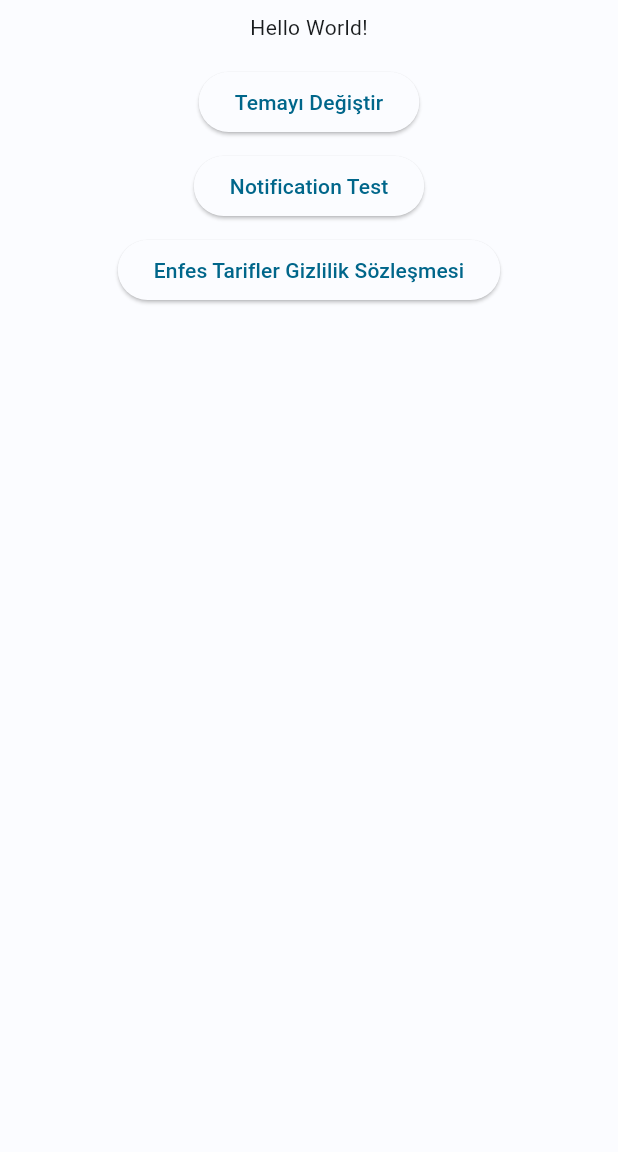
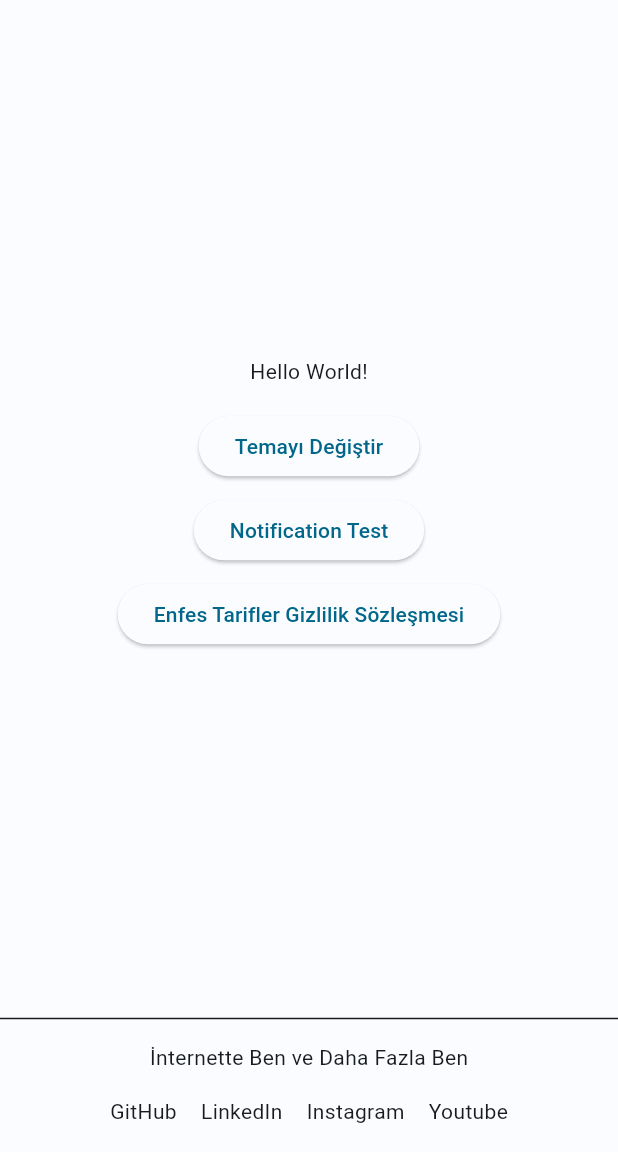
Before and after one commit to emirkalafat/emirklft, a Flutter app: the screen it shows after launch, on a phone screen of 412 x 824 dp, the part 84-1236 px from its top. Run offline on Flutter 3.47's test engine with Material 2 defaults, Android fonts, the phone set to English and light mode, and no system bars; our stand-ins replace adaptive_theme, beamer, email_validator, flutter_widget_from_html_core, google_fonts, new_gradient_app_bar and 1 more; missing offline and left inert: dart:html; Roboto replaces fonts that are missing (Ubuntu).

Commit message:
links and colors

```diff
--- a/lib/screens/home_screen.dart
+++ b/lib/screens/home_screen.dart
@@ -1,10 +1,18 @@
 import 'package:adaptive_theme/adaptive_theme.dart';
 import 'package:beamer/beamer.dart';
 import 'package:flutter/material.dart';
-import 'package:top_snackbar_flutter/custom_snack_bar.dart';
 import 'package:top_snackbar_flutter/top_snack_bar.dart';
 
 import '../widgets/side_menu.dart';
+import '../widgets/utils.dart';
+
+Map<String, String> links = {
+  'GitHub': 'https://github.com/emirkalafat',
+  'LinkedIn': 'https://www.linkedin.com/in/emir-kalafat/',
+  //'Twitter': '',
+  'Instagram': 'https://www.secure.instagram.com/garlicmanklft/',
+  'Youtube': 'https://www.youtube.com/channel/UCg2As3couk4eZztAgNfowPQ',
+};
 
 class AnaSayfa extends StatelessWidget {
   const AnaSayfa({super.key});
@@ -20,16 +28,14 @@ class AnaSayfa extends StatelessWidget {
         child: Center(
           child: Container(
             constraints: BoxConstraints(
-                maxWidth: 1500, minWidth: 1200, maxHeight: screenSize.height),
+                maxWidth: 1500,
+                minWidth: 1200,
+                maxHeight: screenSize.height - 56),
             child: screenSize.width < 800
-                ? Column(
-                    children: const [
-                      HomeScreenMainSide(),
-                    ],
-                  )
+                ? HomeScreenMainSide()
                 : Row(
-                    children: const [
-                      Expanded(
+                    children: [
+                      const Expanded(
                         flex: 2,
                         child: MainScreenSideMenu(),
                       ),
@@ -46,10 +52,17 @@ class AnaSayfa extends StatelessWidget {
   }
 }
 
-class HomeScreenMainSide extends StatelessWidget {
+class HomeScreenMainSide extends StatefulWidget {
   const HomeScreenMainSide({
     Key? key,
   }) : super(key: key);
+
+  @override
+  State<HomeScreenMainSide> createState() => _HomeScreenMainSideState();
+}
+
+class _HomeScreenMainSideState extends State<HomeScreenMainSide> {
+  List<Color?> color = List.generate(links.length, (index) => null);
 
   @override
   Widget build(BuildContext context) {
@@ -58,8 +71,10 @@ class HomeScreenMainSide extends StatelessWidget {
     return Container(
       color: colorScheme.background,
       child: Column(
+        mainAxisSize: MainAxisSize.min,
         mainAxisAlignment: MainAxisAlignment.center,
         children: [
+          const Spacer(),
           const Padding(
             padding: EdgeInsets.all(8.0),
             child: Text("Hello World!"),
@@ -94,6 +109,49 @@ class HomeScreenMainSide extends StatelessWidget {
                 context.beamToNamed('/enfestarifler');
               },
               child: const Text("Enfes Tarifler Gizlilik Sözleşmesi"),
+            ),
+          ),
+          const Spacer(),
+          const Divider(),
+          const Padding(
+            padding: EdgeInsets.all(8.0),
+            child: Text('İnternette Ben ve Daha Fazla Ben'),
+          ),
+          Container(
+            constraints: const BoxConstraints(maxHeight: 45),
+            child: Expanded(
+              flex: 1,
+              child: ListView.builder(
+                scrollDirection: Axis.horizontal,
+                shrinkWrap: true,
+                //prototypeItem: CircularProgressIndicator(),
+
+                //NeverScrollableScrollPhysics(),
+                itemBuilder: (context, index) => Padding(
+                  padding: const EdgeInsets.all(8.0),
+                  child: InkWell(
+                    onHover: (value) {
+                      setState(() {
+                        color[index] =
+                            value ? Colors.blue : colorScheme.onBackground;
+                      });
+                    },
+                    onTap: () {
+                      Utils.startUrl(links.values.elementAt(index));
+                    },
+                    // ignore: avoid_unnecessary_containers
+                    child: Container(
+                      //color: Colors.black,
+                      child: Text(
+                        links.keys.elementAt(index),
+                        style: TextStyle(
+                            color: color[index] ?? colorScheme.onBackground),
+                      ),
+                    ),
+                  ),
+                ),
+                itemCount: links.length,
+              ),
             ),
           ),
         ],
--- a/lib/screens/projects_screen.dart
+++ b/lib/screens/projects_screen.dart
@@ -25,7 +25,7 @@ class MyProjectsPage extends StatelessWidget {
           crossAxisCount: crossAxisCount,
           children: projects
               .map(
-                (project) => GestureDetector(
+                (project) => InkWell(
                   onTap: () => context.beamToNamed(
                     '/projects/${project['id']}',
                     data: {'title': titleQuery},
--- a/lib/widgets/side_menu.dart
+++ b/lib/widgets/side_menu.dart
@@ -11,8 +11,7 @@ class MainScreenSideMenu extends StatelessWidget {
   Widget build(BuildContext context) {
     final colorScheme = Theme.of(context).colorScheme;
     final screenSize = MediaQuery.of(context).size;
-    return SingleChildScrollView(
-      child: Container(
+    return Container(
       constraints: BoxConstraints(
         //maxHeight: screenSize.height,
         minHeight: screenSize.height,
@@ -30,7 +29,6 @@ class MainScreenSideMenu extends StatelessWidget {
             child: SideMenuSkills(),
           ),
         ],
-        ),
       ),
     );
   }
```
Also changed, not shown: lib/screens/projects_details.dart (+36 -21 lines), lib/widgets/utils.dart (+8 -0 lines). Lines whose indentation alone changed are shown as unchanged.
